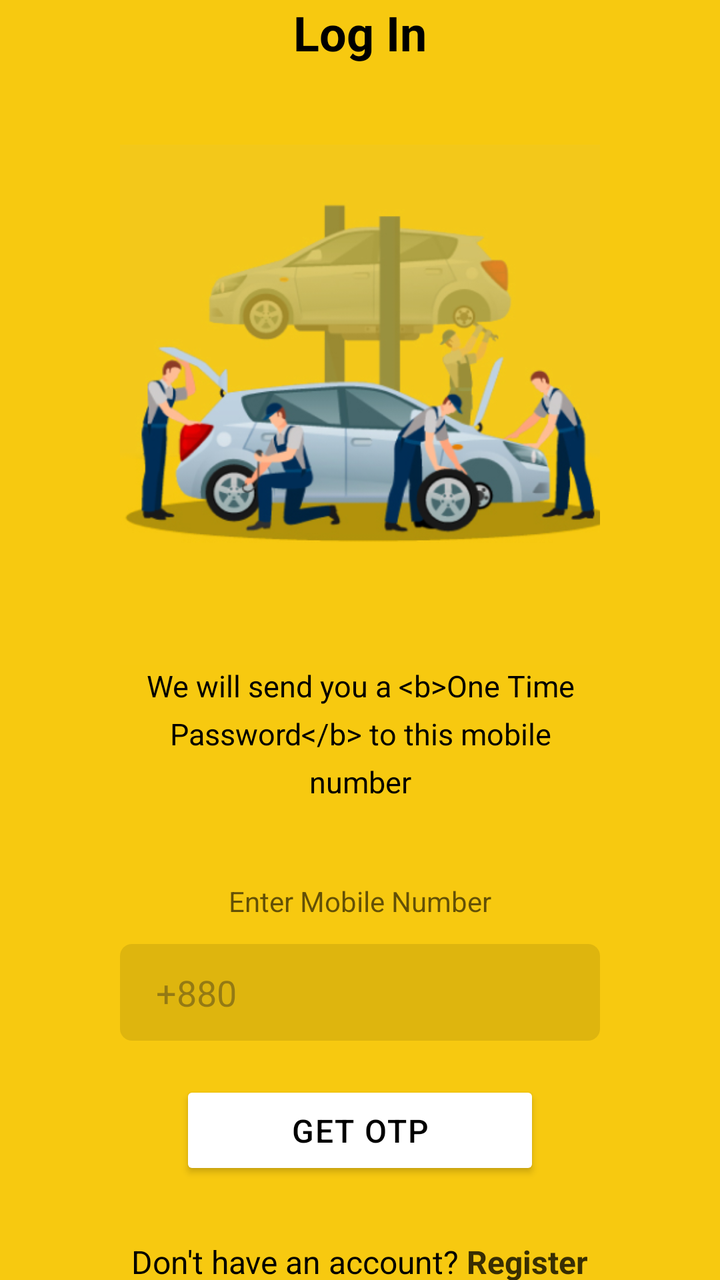
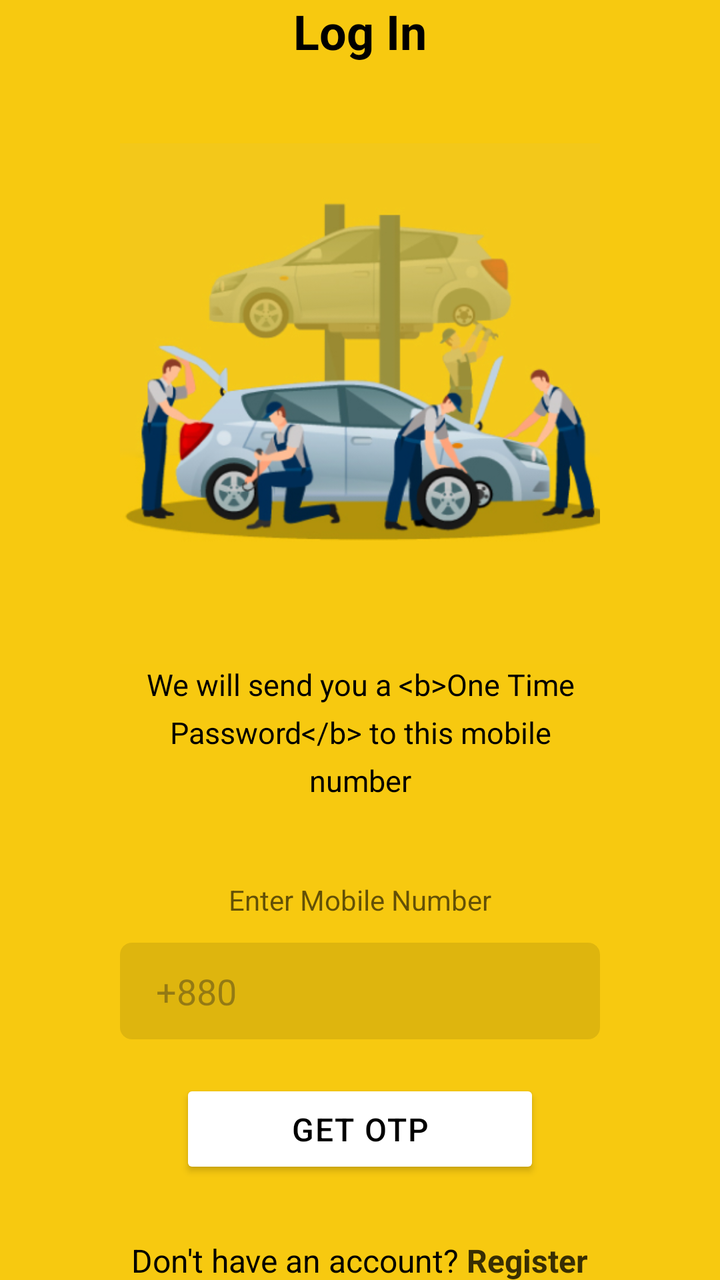

Screens rendered from an Android XML layout before and after an edit, with the pre-edit source and the edit as a unified diff.
<!-- AndroidManifest.xml: application theme Theme.BreakdownAssistance -->
<!-- res/layout/fragment_login.xml -->
<?xml version="1.0" encoding="utf-8"?>
<FrameLayout xmlns:android="http://schemas.android.com/apk/res/android"
    xmlns:app="http://schemas.android.com/apk/res-auto"
    xmlns:tools="http://schemas.android.com/tools"
    android:id="@+id/frameLayoutLogin"
    android:layout_width="match_parent"
    android:layout_height="match_parent"
    android:background="@color/yellow"
    tools:context=".ui.fragments.LoginFragment">

    <LinearLayout
        android:layout_width="match_parent"
        android:layout_height="wrap_content"
        android:layout_gravity="center"
        android:gravity="center"
        android:orientation="vertical"
        android:paddingHorizontal="60dp">

        <TextView
            android:layout_width="wrap_content"
            android:layout_height="wrap_content"
            android:layout_marginBottom="40dp"
            android:text="Log In"
            android:textColor="@color/black"
            android:textSize="24sp"
            android:textStyle="bold" />

        <ImageView
            android:layout_width="260dp"
            android:layout_height="wrap_content"
            android:adjustViewBounds="true"
            android:src="@drawable/img_landing_mechanic" />

        <TextView
            android:id="@+id/textViewOtpDescription"
            android:layout_width="wrap_content"
            android:layout_height="wrap_content"
            android:layout_marginBottom="40dp"
            android:lineHeight="24sp"
            android:text="@string/otp_description"
            android:textAlignment="center"
            android:textColor="@color/black"
            android:textSize="15sp" />

        <TextView
            android:layout_width="wrap_content"
            android:layout_height="wrap_content"
            android:alpha="0.6"
            android:text="Enter Mobile Number"
            android:textColor="@color/black"
            android:textSize="14sp" />

        <EditText
            android:id="@+id/editTextPhoneNumber"
            android:layout_width="match_parent"
            android:layout_height="wrap_content"
            android:layout_marginTop="12dp"
            android:background="@drawable/yellow_edittext_bg"
            android:hint="+880"
            android:inputType="phone"
            android:paddingHorizontal="18dp"
            android:paddingVertical="12dp" />

        <Button
            android:id="@+id/btnLogin"
            android:layout_width="180dp"
            android:layout_height="wrap_content"
            android:layout_marginTop="20dp"
            android:backgroundTint="@color/white"
            android:letterSpacing="0.04"
            android:paddingVertical="14dp"
            android:text="GET OTP"
            android:textColor="@color/black"
            android:textSize="16sp"
            app:cornerRadius="6dp" />

        <LinearLayout
            android:layout_width="wrap_content"
            android:layout_height="wrap_content"
            android:layout_marginTop="30dp"
            android:orientation="horizontal">

            <TextView
                android:layout_width="wrap_content"
                android:layout_height="wrap_content"
                android:text="Don't have an account?"
                android:textColor="@color/black"
                android:textSize="16sp" />

            <TextView
                android:layout_width="wrap_content"
                android:layout_height="wrap_content"
                android:text=" "
                android:textColor="@color/black"
                android:textSize="16sp" />

            <TextView
                android:id="@+id/textViewRegister"
                android:layout_width="wrap_content"
                android:layout_height="wrap_content"
                android:text="Register"
                android:textColor="#FF382E03"
                android:textSize="16sp"
                android:textStyle="bold" />

        </LinearLayout>
    </LinearLayout>
</FrameLayout>
<!-- resources referenced by this layout -->
<resources>
  <color name="black">#FF000000</color>
  <color name="white">#FFFFFFFF</color>
  <color name="yellow">#FFF7C910</color>
  <!-- drawable yellow_edittext_bg (drawable) -->
  <?xml version="1.0" encoding="utf-8"?>
  <shape xmlns:android="http://schemas.android.com/apk/res/android"
      android:shape="rectangle">
      <solid android:color="#1A000000" />
      <corners android:radius="6dp" />
  </shape>
  <string name="otp_description">We will send you a &lt;b&gt;One Time Password&lt;/b&gt; to this mobile number</string>
  <style name="Theme.BreakdownAssistance" parent="Base.Theme.BreakdownAssistance" />
  <color name="transparent">#00000000</color>
  <color name="md_theme_primary">#415F91</color>
  <color name="md_theme_onPrimary">#FFFFFF</color>
  <color name="md_theme_primaryContainer">#D6E3FF</color>
  <color name="md_theme_onPrimaryContainer">#001B3E</color>
  <color name="md_theme_secondary">#565F71</color>
  <color name="md_theme_onSecondary">#FFFFFF</color>
  <color name="md_theme_secondaryContainer">#DAE2F9</color>
  <color name="md_theme_onSecondaryContainer">#131C2B</color>
  <color name="md_theme_tertiary">#705575</color>
  <color name="md_theme_onTertiary">#FFFFFF</color>
  <color name="md_theme_tertiaryContainer">#FAD8FD</color>
  <color name="md_theme_onTertiaryContainer">#28132E</color>
  <color name="md_theme_error">#BA1A1A</color>
  <color name="md_theme_onError">#FFFFFF</color>
  <color name="md_theme_errorContainer">#FFDAD6</color>
  <color name="md_theme_onErrorContainer">#410002</color>
  <color name="md_theme_background">#F9F9FF</color>
  <color name="md_theme_onBackground">#191C20</color>
  <color name="md_theme_surface">#F9F9FF</color>
  <color name="md_theme_onSurface">#191C20</color>
  <color name="md_theme_surfaceVariant">#E0E2EC</color>
  <color name="md_theme_onSurfaceVariant">#44474E</color>
  <color name="md_theme_outline">#74777F</color>
  <color name="md_theme_outlineVariant">#C4C6D0</color>
  <color name="md_theme_inverseSurface">#2E3036</color>
  <color name="md_theme_inverseOnSurface">#F0F0F7</color>
  <color name="md_theme_inversePrimary">#AAC7FF</color>
  <color name="md_theme_primaryFixed">#D6E3FF</color>
  <color name="md_theme_onPrimaryFixed">#001B3E</color>
  <color name="md_theme_primaryFixedDim">#AAC7FF</color>
  <color name="md_theme_onPrimaryFixedVariant">#284777</color>
  <color name="md_theme_secondaryFixed">#DAE2F9</color>
  <color name="md_theme_onSecondaryFixed">#131C2B</color>
  <color name="md_theme_secondaryFixedDim">#BEC6DC</color>
  <color name="md_theme_onSecondaryFixedVariant">#3E4759</color>
  <color name="md_theme_tertiaryFixed">#FAD8FD</color>
  <color name="md_theme_onTertiaryFixed">#28132E</color>
  <color name="md_theme_tertiaryFixedDim">#DDBCE0</color>
  <color name="md_theme_onTertiaryFixedVariant">#573E5C</color>
  <color name="md_theme_surfaceDim">#D9D9E0</color>
  <color name="md_theme_surfaceBright">#F9F9FF</color>
  <color name="md_theme_surfaceContainerLowest">#FFFFFF</color>
  <color name="md_theme_surfaceContainerLow">#F3F3FA</color>
  <color name="md_theme_surfaceContainer">#EDEDF4</color>
  <color name="md_theme_surfaceContainerHigh">#E7E8EE</color>
  <color name="md_theme_surfaceContainerHighest">#E2E2E9</color>
  <!-- unchanged entries left out for length: 2 -->
</resources>

<!-- the commit's change to res/layout/fragment_login.xml (unified diff, before → after) -->
@@ -1,16 +1,17 @@
 <?xml version="1.0" encoding="utf-8"?>
-<FrameLayout xmlns:android="http://schemas.android.com/apk/res/android"
+<androidx.core.widget.NestedScrollView xmlns:android="http://schemas.android.com/apk/res/android"
     xmlns:app="http://schemas.android.com/apk/res-auto"
     xmlns:tools="http://schemas.android.com/tools"
     android:id="@+id/frameLayoutLogin"
     android:layout_width="match_parent"
     android:layout_height="match_parent"
     android:background="@color/yellow"
+    android:fillViewport="true"
     tools:context=".ui.fragments.LoginFragment">
 
     <LinearLayout
         android:layout_width="match_parent"
-        android:layout_height="wrap_content"
+        android:layout_height="match_parent"
         android:layout_gravity="center"
         android:gravity="center"
         android:orientation="vertical"
@@ -105,4 +106,4 @@
 
         </LinearLayout>
     </LinearLayout>
-</FrameLayout>
+</androidx.core.widget.NestedScrollView>
